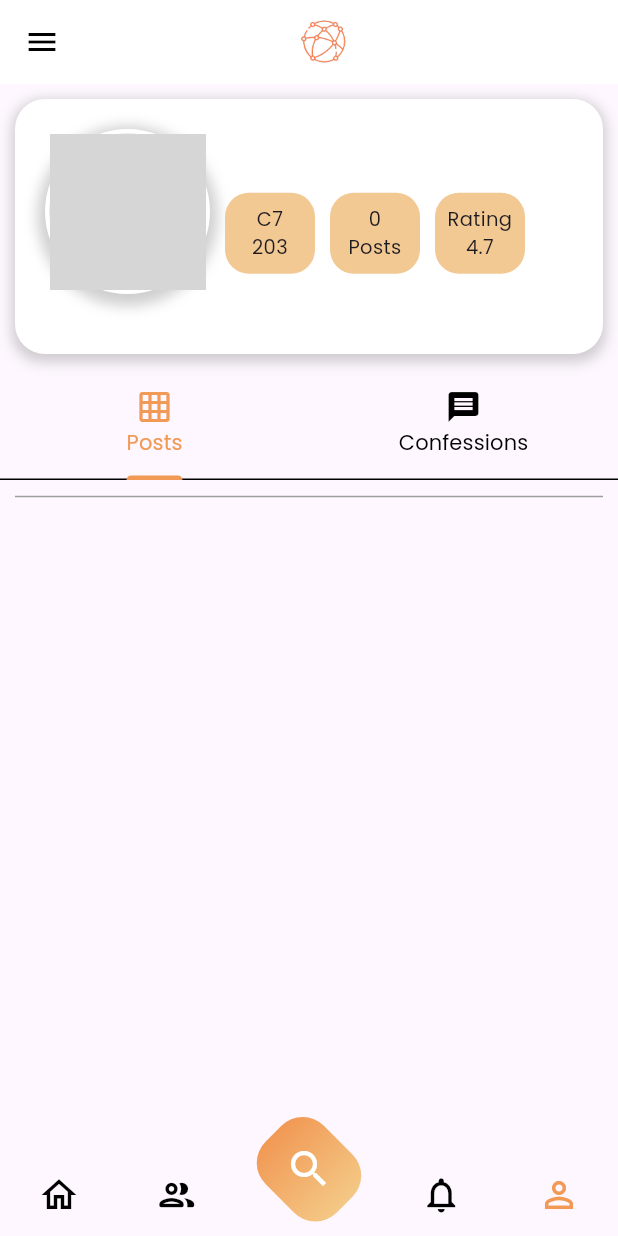
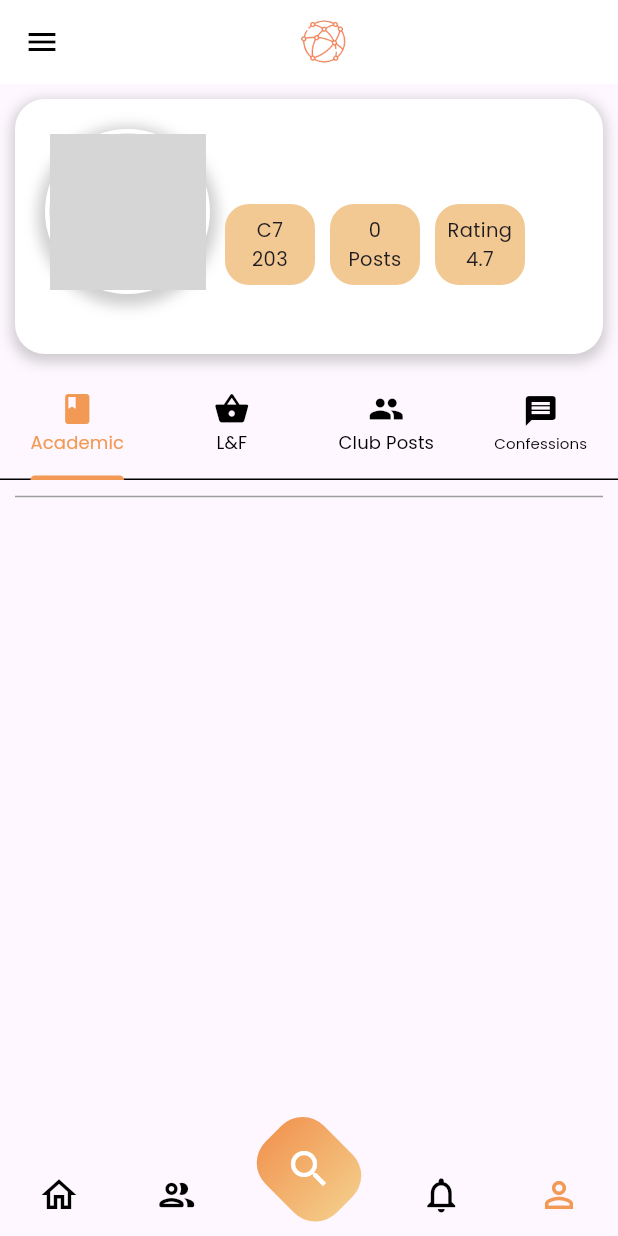
Before and after one commit to omar-sherif9992/GUConnect, a Flutter app: the ProfileScreen screen opened by its route, on a phone screen of 412 x 824 dp. Run offline on Flutter 3.47's test engine with Material 3 defaults, Android fonts, the phone set to English and light mode, and no system bars; our stand-ins replace cached_network_image, cloud_firestore, device_preview, email_validator, emoji_picker_flutter, firebase_auth and 7 more; missing offline and left inert: flutter_phone_direct_caller, mailer; accounts and stored records are empty; network calls fail; key blocks and very long unbroken strings in the code were emptied for the run; grey boxes are pictures that could not be loaded.

Commit message:
four tabs profile

```diff
--- a/app/lib/src/screens/user/profile.dart
+++ b/app/lib/src/screens/user/profile.dart
@@ -31,8 +31,11 @@ class _ProfileScreenState extends State<ProfileScreen>
   late LostAndFoundProvider lostAndFoundProvider;
   late AcademicQuestionProvider academicQuestionProvider;
   late UserProvider userProvider;
-  late List<Object> posts = [];
+  late List<Object> clubPosts = [];
+  late List<Object> lostPosts = [];
+  late List<Object> academicPosts = [];
   late List<Object> confessions = [];
+  late int postsCount = 0;
   @override
   Widget build(BuildContext context) {
     // function that gets user posts
@@ -118,15 +121,19 @@ class _ProfileScreenState extends State<ProfileScreen>
                               //   ),
                               // ),
                               Row(
-                                mainAxisAlignment:
-                                    MainAxisAlignment.spaceEvenly,
+                                mainAxisAlignment: MainAxisAlignment.start,
+                                crossAxisAlignment: CrossAxisAlignment.center,
                                 children: [
+                                  if (user.userType == 'stuff')
                                     Container(
                                       width: 60,
-                                    margin: const EdgeInsets.only(right: 10),
+                                      margin: const EdgeInsets.only(
+                                          right: 10, top: 15),
                                       decoration: BoxDecoration(
-                                      borderRadius: BorderRadius.circular(16.0),
-                                      color: Color.fromARGB(255, 242, 200, 147),
+                                        borderRadius:
+                                            BorderRadius.circular(16.0),
+                                        color:
+                                            Color.fromARGB(255, 242, 200, 147),
                                       ),
                                       padding: EdgeInsets.all(8.0),
                                       child: Text(
@@ -139,7 +146,8 @@ class _ProfileScreenState extends State<ProfileScreen>
                                     ),
                                   Container(
                                     width: 60,
-                                    margin: const EdgeInsets.only(right: 10),
+                                    margin: const EdgeInsets.only(
+                                        right: 10, top: 15),
                                     decoration: BoxDecoration(
                                       borderRadius: BorderRadius.circular(16.0),
                                       color: const Color.fromARGB(
@@ -147,18 +155,21 @@ class _ProfileScreenState extends State<ProfileScreen>
                                     ),
                                     padding: EdgeInsets.all(8.0),
                                     child: Text(
-                                      (posts.length.toString()) + '\nPosts',
+                                      '$postsCount\nPosts',
                                       style: TextStyle(
                                         fontSize: 13,
                                       ),
                                       textAlign: TextAlign.center,
                                     ),
                                   ),
+                                  if (user.userType == 'stuff')
                                     Container(
                                       width: 60,
-                                    margin: const EdgeInsets.only(right: 10),
+                                      margin: const EdgeInsets.only(
+                                          right: 10, top: 15),
                                       decoration: BoxDecoration(
-                                      borderRadius: BorderRadius.circular(16.0),
+                                        borderRadius:
+                                            BorderRadius.circular(16.0),
                                         color: const Color.fromARGB(
                                             255, 242, 200, 147),
                                       ),
@@ -186,13 +197,32 @@ class _ProfileScreenState extends State<ProfileScreen>
             controller: _tabController,
             tabs: const [
               Tab(
-                text: 'Posts',
-                icon: Icon(Icons.grid_on),
+                icon: Icon(Icons.book),
+                child: Text(
+                  'Academic',
+                  style: TextStyle(fontSize: 12),
+                ),
               ),
               Tab(
-                text: 'Confessions',
+                icon: Icon(Icons.shopping_basket),
+                child: Text(
+                  'L&F',
+                  style: TextStyle(fontSize: 12),
+                ),
+              ),
+              Tab(
+                icon: Icon(Icons.group),
+                child: Text(
+                  'Club Posts',
+                  style: TextStyle(fontSize: 12),
+                ),
+              ),
+              Tab(
                   icon: Icon(Icons.message),
-              ),
+                  child: Text(
+                    'Confessions',
+                    style: TextStyle(fontSize: 10),
+                  )),
             ],
           ),
           Container(
@@ -206,7 +236,12 @@ class _ProfileScreenState extends State<ProfileScreen>
           Expanded(
               child: TabBarView(
             controller: _tabController,
-            children: [_buildPosts(posts), _buildPosts(confessions)],
+            children: [
+              _buildPosts(academicPosts),
+              _buildPosts(lostPosts),
+              _buildPosts(clubPosts),
+              _buildPosts(confessions)
+            ],
           )),
         ],
       ),
@@ -226,25 +261,26 @@ class _ProfileScreenState extends State<ProfileScreen>
     String email,
   ) async {
     try {
-      final List<Post> p = [];
       final List<Post> newsEventClub =
           (await newsEventClubProvider.getMyPosts(email)).cast<Post>();
       final List<Post> lostAndFound =
           (await lostAndFoundProvider.getMyItems(email)).cast<Post>();
       final List<Post> academicQuestions =
           (await academicQuestionProvider.getMyQuestions(email)).cast<Post>();
-      p.addAll(newsEventClub);
-      p.addAll(lostAndFound);
-      p.addAll(academicQuestions);
-      p.sort((a, b) =>
+
+      newsEventClub.sort((a, b) =>
+          (a as dynamic).createdAt.compareTo((b as dynamic).createdAt));
+      lostAndFound.sort((a, b) =>
+          (a as dynamic).createdAt.compareTo((b as dynamic).createdAt));
+      academicQuestions.sort((a, b) =>
           (a as dynamic).createdAt.compareTo((b as dynamic).createdAt));
       setState(() {
-        posts = p;
+        clubPosts = newsEventClub;
+        lostPosts = lostAndFound;
+        academicPosts = academicQuestions;
+        postsCount = clubPosts.length + lostPosts.length + academicPosts.length;
       });
-      print("NO ERROR");
-    } catch (e) {
-      print(e);
-    }
+    } catch (e) {}
   }
 
   Future<void> fetchConfessions(
@@ -256,16 +292,13 @@ class _ProfileScreenState extends State<ProfileScreen>
       setState(() {
         confessions = c;
       });
-      print("NO ERROR Confessionss");
-    } catch (e) {
-      print("ERROR CONFESSIONS");
-    }
+    } catch (e) {}
   }
 
   @override
   void initState() {
     super.initState();
-    _tabController = TabController(length: 2, vsync: this, initialIndex: 0);
+    _tabController = TabController(length: 4, vsync: this, initialIndex: 0);
     userProvider = Provider.of<UserProvider>(context, listen: false);
     confessionProvider =
         Provider.of<ConfessionProvider>(context, listen: false);
@@ -277,7 +310,6 @@ class _ProfileScreenState extends State<ProfileScreen>
         Provider.of<AcademicQuestionProvider>(context, listen: false);
 
     user = userProvider.user!;
-    print("EMAIL" + user.email);
     fetchPosts(user.email);
     fetchConfessions(user.email);
   }
--- a/app/pubspec.yaml
+++ b/app/pubspec.yaml
@@ -38,7 +38,6 @@ dependencies:
   url_launcher: ^6.2.1
   flutter_phone_direct_caller: ^2.1.1
   firebase_storage: ^11.5.3
-
   mailer: ^6.0.1
   emoji_picker_flutter: ^1.6.3
   firebase_messaging: ^14.7.7
```
Lines whose indentation alone changed are shown as unchanged.
